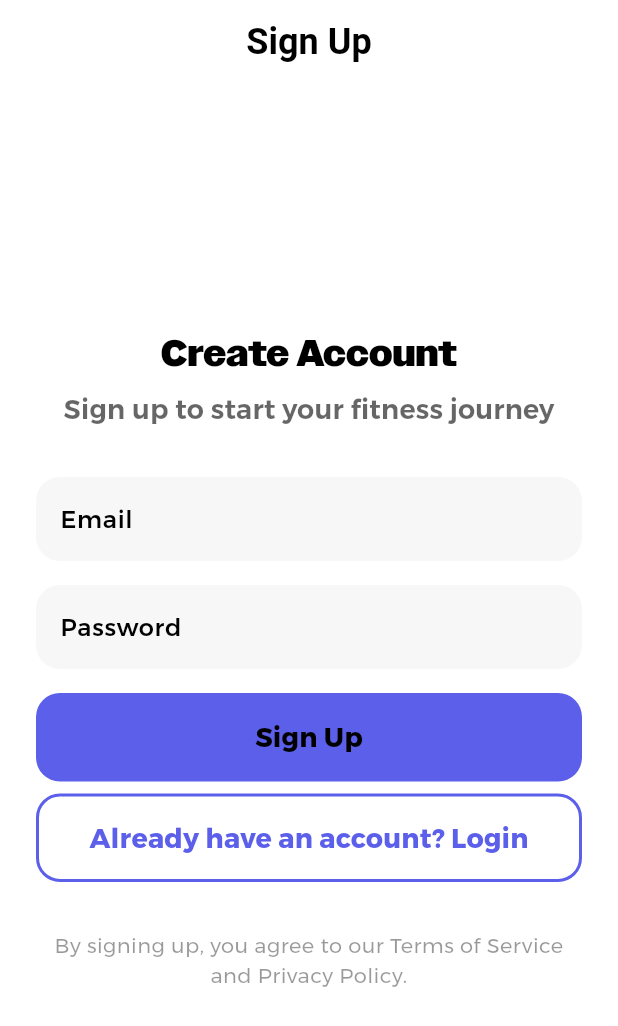
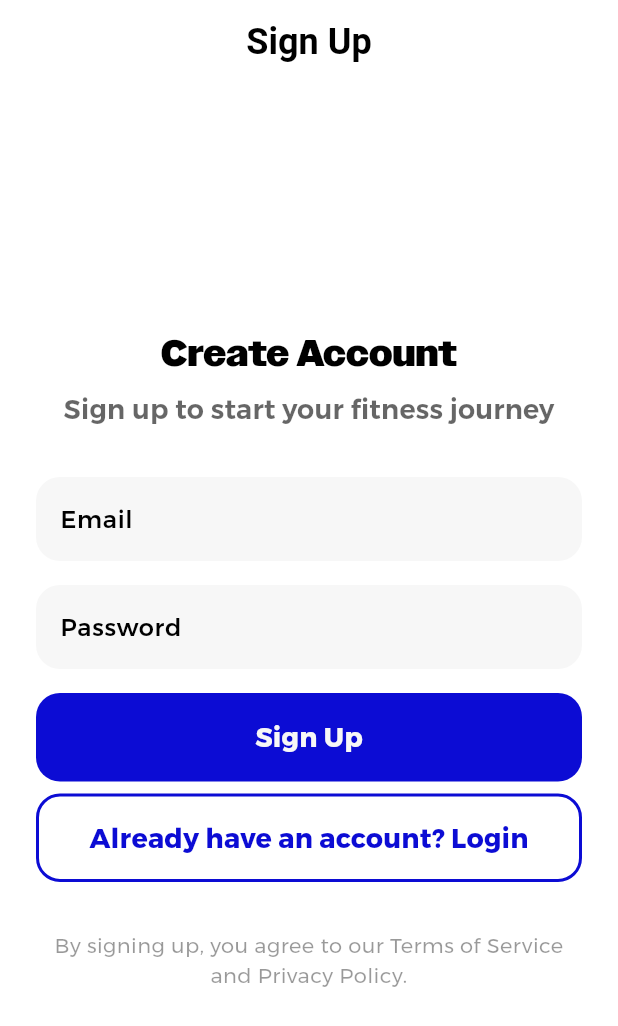
Before and after one commit to muaviyahmughal/workoutwise-flutter, a Flutter app: the SignupScreen screen opened by its route, on a phone screen of 412 x 824 dp. Shown: the top 1026 px of the screen. Run offline on Flutter 3.47's test engine with Material 3 defaults, Android fonts, the phone set to English and light mode, and no system bars; our stand-ins replace flutter_dotenv, shared_preferences, supabase_flutter, video_player; accounts and stored records are empty; network calls fail.

Commit message:
fix: accent color and button contrast

```diff
--- a/lib/components/app_button.dart
+++ b/lib/components/app_button.dart
@@ -1,4 +1,5 @@
 import 'package:flutter/material.dart';
+import '../theme.dart';
 
 enum AppButtonType { primary, secondary }
 
@@ -19,16 +20,13 @@ class AppButton extends StatelessWidget {
   @override
   Widget build(BuildContext context) {
     final theme = Theme.of(context);
-    final colorScheme = theme.colorScheme;
     final isPrimary = type == AppButtonType.primary;
-    final backgroundColor = isPrimary
-        ? colorScheme.secondary
-        : Colors.transparent;
-    final foregroundColor = isPrimary
-        ? colorScheme.onSecondary
-        : colorScheme.secondary;
+    final backgroundColor =
+        isPrimary ? AppColors.accent : Colors.transparent;
+    final foregroundColor =
+        isPrimary ? AppColors.secondary : AppColors.accent;
     final border = !isPrimary
-        ? BorderSide(color: colorScheme.secondary, width: 2)
+        ? BorderSide(color: AppColors.accent, width: 2)
         : BorderSide.none;
     return SizedBox(
       width: double.infinity,
--- a/lib/theme.dart
+++ b/lib/theme.dart
@@ -3,9 +3,7 @@ import 'package:flutter/material.dart';
 class AppColors {
   static Color background = Colors.white;
   static Color primary = Colors.black;
-  static Color accent = const Color(
-    0xFF5B5FE9,
-  ); // purplish blue for CTAs and accents
+  static Color accent = const Color(0xFF0C0CD4); // updated accent color
   static Color secondary = const Color(0xFFF7F7F7);
   static Color success = const Color(0xFF4ADE80); // green
   static Color warning = const Color(0xFFFFD600); // yellow
```
